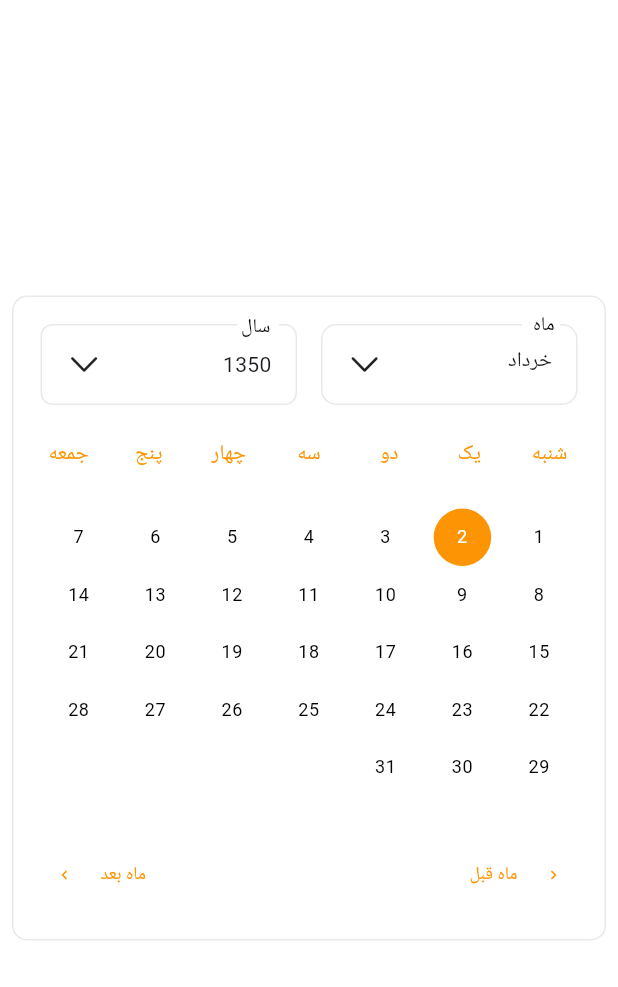
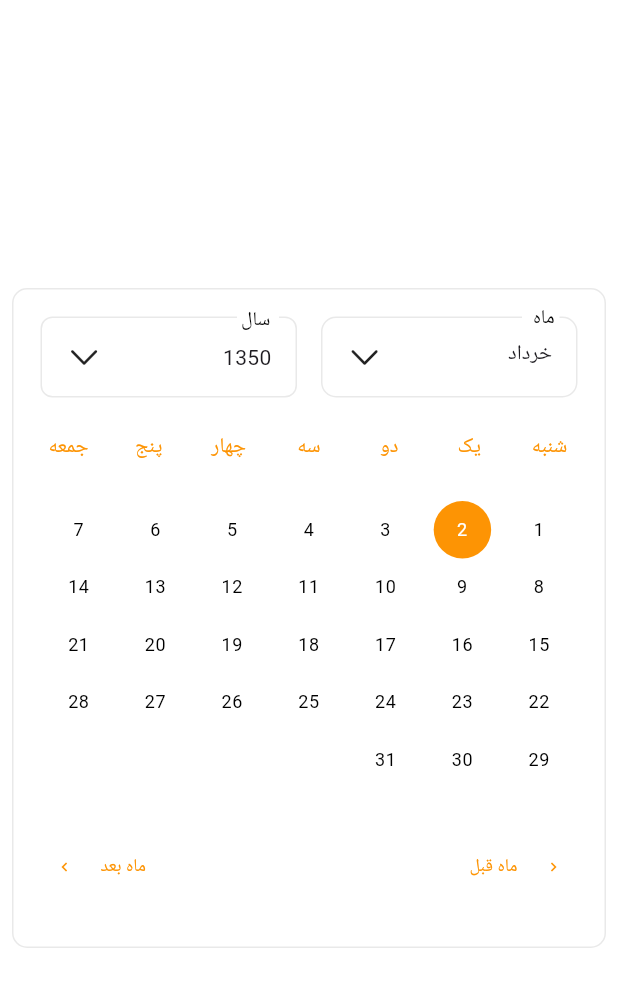
Before and after one commit to iManYarahmadi/jalali_flutter_datepicker, a Flutter app: the screen it shows after launch, on a phone screen of 412 x 824 dp. Shown: the top 987 px of the screen. Run offline on Flutter 3.47's test engine with Material 3 defaults, Android fonts, the phone set to English and light mode, and no system bars.

Commit message:
fix calendar heigh for small devices

```diff
--- a/lib/jalali_flutter_datepicker.dart
+++ b/lib/jalali_flutter_datepicker.dart
@@ -13,5 +13,5 @@ export 'src/presentation/methods/year_generator.dart';
 export 'src/presentation/models/month_model.dart';
 export 'src/presentation/models/year_model.dart';
 export 'src/presentation/widgets/calendar_header.dart';
-export 'src/presentation/widgets/custom_calendar_widget.dart';
+export 'src/presentation/widgets/jalali_flutter_date_picker.dart';
 export 'src/presentation/widgets/custom_error_handler.dart';
--- a/lib/src/presentation/widgets/custom_calendar_widget.dart
+++ b/lib/src/presentation/widgets/jalali_flutter_date_picker.dart
@@ -140,7 +140,7 @@ class _JalaliFlutterDatePickerState extends State<JalaliFlutterDatePicker> {
             return Expanded(
               child: Center(
                 child: Container(
-                  height: 430,
+                  height: 440,
                   decoration: BoxDecoration(
                     borderRadius: BorderRadius.circular(10),
                     border: Border.all(
--- a/pubspec.yaml
+++ b/pubspec.yaml
@@ -1,7 +1,7 @@
 name: jalali_flutter_datepicker
 description: "custom date picker A persian (farsi,shamsi) datetime
  picker for flutter, inspired by material datetime picker and persian date time picker."
-version: 1.0.3
+version: 1.0.4
 homepage: https://github.com/iManYarahmadi/jalali_flutter_datepicker
 
 environment:
```
Also changed, not shown: 2 other files.
